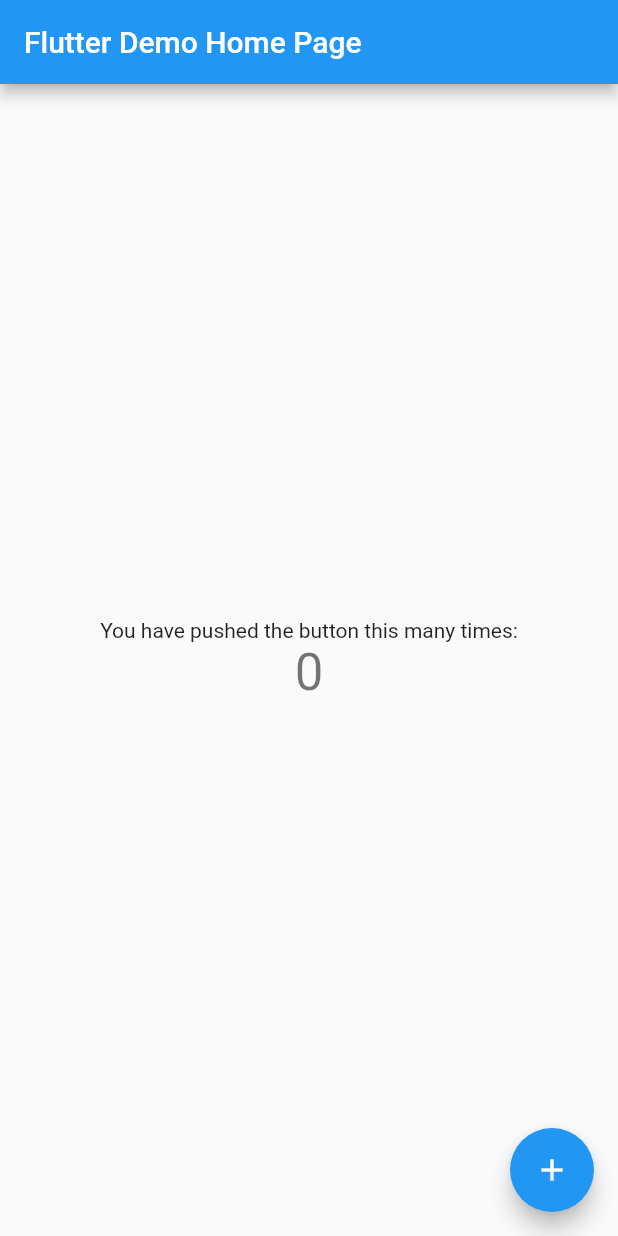
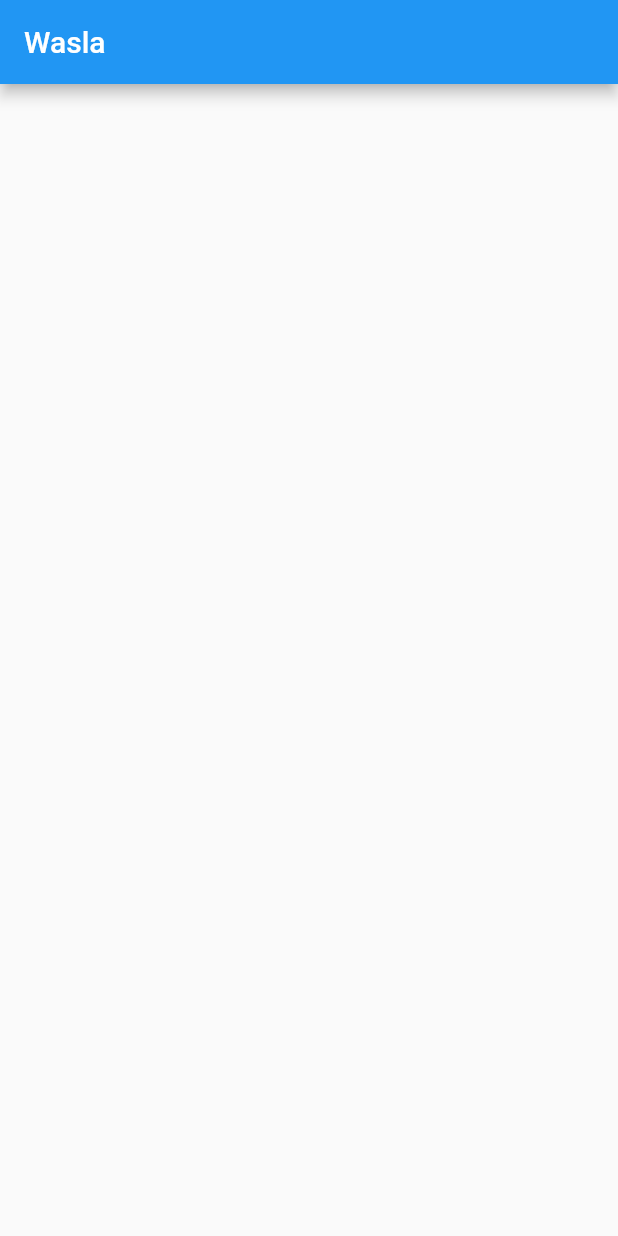
Before and after one commit to Abdelrhman-Azab/wasla, a Flutter app: the screen it shows after launch, on a phone screen of 412 x 824 dp. Run offline on Flutter 3.47's test engine with Material 2 defaults, Android fonts, the phone set to English and light mode, and no system bars.

Commit message:
second commit

```diff
--- a/lib/main.dart
+++ b/lib/main.dart
@@ -1,113 +1,19 @@
 import 'package:flutter/material.dart';
+import 'package:wasla/screens/home_screen.dart';
 
 void main() {
   runApp(MyApp());
 }
 
 class MyApp extends StatelessWidget {
-  // This widget is the root of your application.
   @override
   Widget build(BuildContext context) {
     return MaterialApp(
       title: 'Flutter Demo',
       theme: ThemeData(
-        // This is the theme of your application.
-        //
-        // Try running your application with "flutter run". You'll see the
-        // application has a blue toolbar. Then, without quitting the app, try
-        // changing the primarySwatch below to Colors.green and then invoke
-        // "hot reload" (press "r" in the console where you ran "flutter run",
-        // or simply save your changes to "hot reload" in a Flutter IDE).
-        // Notice that the counter didn't reset back to zero; the application
-        // is not restarted.
         primarySwatch: Colors.blue,
       ),
-      home: MyHomePage(title: 'Flutter Demo Home Page'),
+      home: HomeScreen(),
     );
   }
 }
-
-class MyHomePage extends StatefulWidget {
-  MyHomePage({Key key, this.title}) : super(key: key);
-
-  // This widget is the home page of your application. It is stateful, meaning
-  // that it has a State object (defined below) that contains fields that affect
-  // how it looks.
-
-  // This class is the configuration for the state. It holds the values (in this
-  // case the title) provided by the parent (in this case the App widget) and
-  // used by the build method of the State. Fields in a Widget subclass are
-  // always marked "final".
-
-  final String title;
-
-  @override
-  _MyHomePageState createState() => _MyHomePageState();
-}
-
-class _MyHomePageState extends State<MyHomePage> {
-  int _counter = 0;
-
-  void _incrementCounter() {
-    setState(() {
-      // This call to setState tells the Flutter framework that something has
-      // changed in this State, which causes it to rerun the build method below
-      // so that the display can reflect the updated values. If we changed
-      // _counter without calling setState(), then the build method would not be
-      // called again, and so nothing would appear to happen.
-      _counter++;
-    });
-  }
-
-  @override
-  Widget build(BuildContext context) {
-    // This method is rerun every time setState is called, for instance as done
-    // by the _incrementCounter method above.
-    //
-    // The Flutter framework has been optimized to make rerunning build methods
-    // fast, so that you can just rebuild anything that needs updating rather
-    // than having to individually change instances of widgets.
-    return Scaffold(
-      appBar: AppBar(
-        // Here we take the value from the MyHomePage object that was created by
-        // the App.build method, and use it to set our appbar title.
-        title: Text(widget.title),
-      ),
-      body: Center(
-        // Center is a layout widget. It takes a single child and positions it
-        // in the middle of the parent.
-        child: Column(
-          // Column is also a layout widget. It takes a list of children and
-          // arranges them vertically. By default, it sizes itself to fit its
-          // children horizontally, and tries to be as tall as its parent.
-          //
-          // Invoke "debug painting" (press "p" in the console, choose the
-          // "Toggle Debug Paint" action from the Flutter Inspector in Android
-          // Studio, or the "Toggle Debug Paint" command in Visual Studio Code)
-          // to see the wireframe for each widget.
-          //
-          // Column has various properties to control how it sizes itself and
-          // how it positions its children. Here we use mainAxisAlignment to
-          // center the children vertically; the main axis here is the vertical
-          // axis because Columns are vertical (the cross axis would be
-          // horizontal).
-          mainAxisAlignment: MainAxisAlignment.center,
-          children: <Widget>[
-            Text(
-              'You have pushed the button this many times:',
-            ),
-            Text(
-              '$_counter',
-              style: Theme.of(context).textTheme.headline4,
-            ),
-          ],
-        ),
-      ),
-      floatingActionButton: FloatingActionButton(
-        onPressed: _incrementCounter,
-        tooltip: 'Increment',
-        child: Icon(Icons.add),
-      ), // This trailing comma makes auto-formatting nicer for build methods.
-    );
-  }
-}
--- /dev/null
+++ b/lib/screens/home_screen.dart
@@ -0,0 +1,12 @@
+import 'package:flutter/material.dart';
+
+class HomeScreen extends StatelessWidget {
+  @override
+  Widget build(BuildContext context) {
+    return Scaffold(
+      appBar: AppBar(
+        title: Text("Wasla"),
+      ),
+    );
+  }
+}
```
